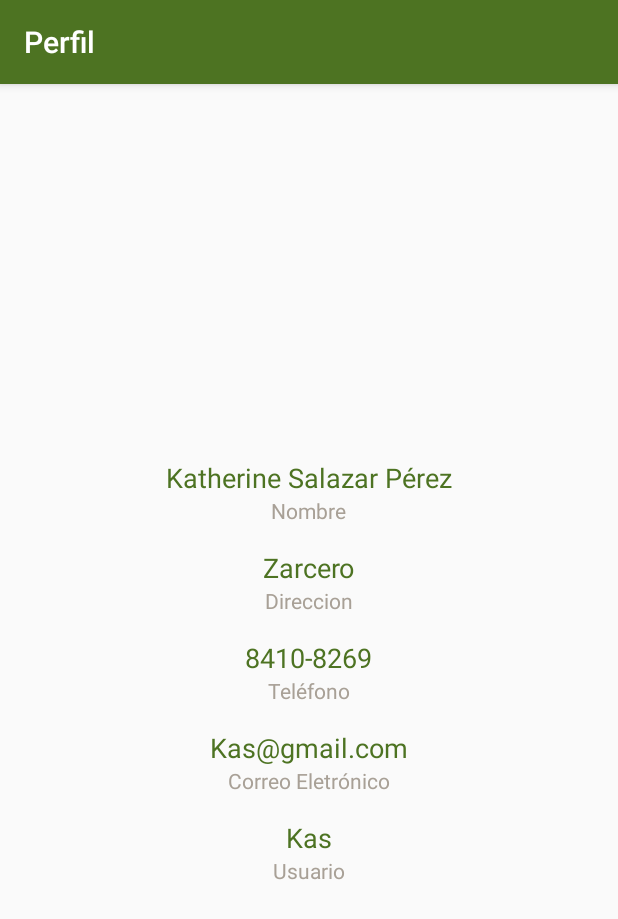
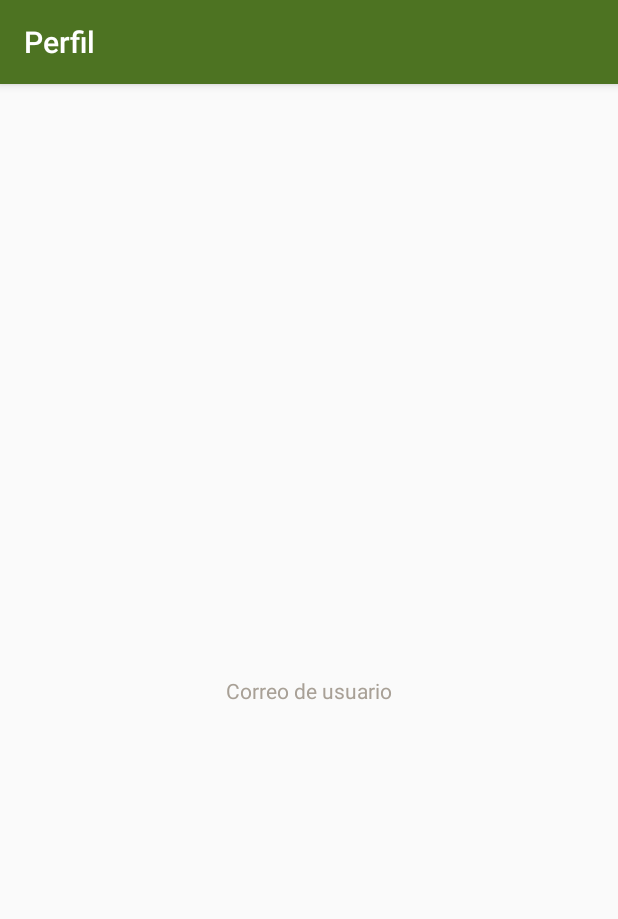
Before and after one commit to angelomedina/TerraSanaApp, an Android app: the CatalogoActivity screen opened directly, with no data from a screen before it, in the options menu, after a tap on "Perfil", on a phone screen of 412 x 824 dp. Shown: the top 919 px of the screen. Run offline under Robolectric (Android 15) with nearby library versions, the phone set to English and light mode, and no system bars; our stand-ins replace Firebase (no records; nobody signed in at launch, a user with empty details on screens opened directly), Picasso.

Commit message:
Actualizacion
PerfilActivity, MapActivity, HistorialActivity,CatalogoActivity, ListaCompraActivity

```diff
--- a/TerraSana/app/src/debug/res/values/google_maps_api.xml
+++ b/TerraSana/app/src/debug/res/values/google_maps_api.xml
@@ -20,5 +20,5 @@
     Once you have your key (it starts with "AIza"), replace the "google_maps_key"
     string in this file.
     -->
-    <string name="google_maps_key" templateMergeStrategy="preserve" translatable="false">AIzaSyA8m0HfvWkyBg3KHLN5q2HbmozvKhXbXQY</string>
+    <string name="google_maps_key" templateMergeStrategy="preserve" translatable="false">AIzaSyD3k6i2mVhY0t1VTLxeH8jPjGEet-lolqM</string>
 </resources>
--- a/TerraSana/app/src/main/AndroidManifest.xml
+++ b/TerraSana/app/src/main/AndroidManifest.xml
@@ -54,7 +54,7 @@
         -->
         <meta-data
             android:name="com.google.android.geo.API_KEY"
-            android:value="AIzaSyC40G40bS0V8TaGvgtzY738Z752wJ16uqw" />
+            android:value="AIzaSyD3k6i2mVhY0t1VTLxeH8jPjGEet-lolqM" />
 
         <activity
             android:name=".MapsActivity"
--- a/TerraSana/app/src/main/java/com/example/katty/terrasana/ListaCompra.java
+++ b/TerraSana/app/src/main/java/com/example/katty/terrasana/ListaCompra.java
@@ -1,16 +1,10 @@
 package com.example.katty.terrasana;
 
-import android.content.Context;
 import android.content.DialogInterface;
 import android.content.Intent;
-import android.content.pm.PackageManager;
-import android.location.LocationListener;
-import android.location.LocationManager;
 import android.os.Bundle;
 import android.support.annotation.NonNull;
 import android.support.annotation.Nullable;
-import android.support.v4.app.ActivityCompat;
-import android.support.v4.content.ContextCompat;
 import android.support.v7.app.AlertDialog;
 import android.support.v7.app.AppCompatActivity;
 import android.util.Log;
@@ -24,7 +18,6 @@ import android.widget.TextView;
 
 import com.example.katty.terrasana.objetos.Compra;
 import com.example.katty.terrasana.objetos.Pedido;
-import com.google.android.gms.maps.GoogleMap;
 import com.google.android.gms.maps.model.LatLng;
 import com.google.firebase.database.DataSnapshot;
 import com.google.firebase.database.DatabaseError;
@@ -42,7 +35,7 @@ public class ListaCompra extends AppCompatActivity implements View.OnClickListen
     private static final String TAGLOG = "firebase-db";
 
     Button  btnConfirmar,btnMapa;
-    TextView txtTotal,txtUbicacion;
+    public static TextView txtTotal,txtUbicacion;
     LatLng miUbicacion;
 
 
@@ -132,7 +125,7 @@ public class ListaCompra extends AppCompatActivity implements View.OnClickListen
         FirebaseDatabase database = FirebaseDatabase.getInstance();
         final DatabaseReference ref      = database.getReference("Compra");
 
-        Compra compra = new Compra(lista,montoTotal,"preuba",email,"prueba");
+        Compra compra = new Compra(lista,montoTotal,txtUbicacion.getText().toString(),email,"prueba");
         ref.child("Compra").push().setValue(compra);
 
         mensaje("Compra realizada");
--- a/TerraSana/app/src/main/java/com/example/katty/terrasana/PerfilActivity.java
+++ b/TerraSana/app/src/main/java/com/example/katty/terrasana/PerfilActivity.java
@@ -3,6 +3,8 @@ package com.example.katty.terrasana;
 import android.support.v7.app.AppCompatActivity;
 import android.os.Bundle;
 import android.widget.TextView;
+
+import com.google.firebase.auth.FirebaseAuth;
 
 public class PerfilActivity extends AppCompatActivity {
 
@@ -17,14 +19,7 @@ public class PerfilActivity extends AppCompatActivity {
         setContentView(R.layout.activity_perfil);
 
         TextView nombre = findViewById(R.id.nombre);
-        nombre.setText("Katherine Salazar Pérez");
-        TextView direccion = findViewById(R.id.direccion);
-        direccion.setText("Zarcero");
-        TextView telefono = findViewById(R.id.telefono);
-        telefono.setText("8410-8269");
-        TextView correoE = findViewById(R.id.correoE);
-        correoE.setText("Kas@gmail.com");
-        TextView usuario = findViewById(R.id.usuario);
-        usuario.setText("Kas");
+        nombre.setText(FirebaseAuth.getInstance().getCurrentUser().getEmail().toString());
+
     }
 }
--- a/TerraSana/app/src/main/res/layout/activity_perfil.xml
+++ b/TerraSana/app/src/main/res/layout/activity_perfil.xml
@@ -14,27 +14,8 @@
         android:orientation="vertical">
 
 
-    <TextView
-        android:id="@+id/nombre"
-        android:layout_width="wrap_content"
-        android:layout_height="wrap_content"
-        android:textColor="@color/colorPrimary"
-        android:layout_gravity="center_horizontal"
-        android:text="Ka"
-        android:textSize="18dp"
-        android:layout_marginTop="16dp"/>
-
         <TextView
-            android:id="@+id/nombre2"
-            android:layout_width="wrap_content"
-            android:layout_height="wrap_content"
-            android:textColor="@color/colorPrimaryDark"
-            android:layout_gravity="center_horizontal"
-            android:text="Nombre"
-            android:textSize="14dp"/>
-
-        <TextView
-            android:id="@+id/direccion"
+            android:id="@+id/nombre"
             android:layout_width="wrap_content"
             android:layout_height="wrap_content"
             android:textColor="@color/colorPrimary"
@@ -44,69 +25,13 @@
             android:layout_marginTop="16dp"/>
 
         <TextView
-            android:id="@+id/direccion2"
+            android:id="@+id/nombre2"
             android:layout_width="wrap_content"
             android:layout_height="wrap_content"
+            android:layout_gravity="center_horizontal"
+            android:text="Correo de usuario"
             android:textColor="@color/colorPrimaryDark"
-            android:layout_gravity="center_horizontal"
-            android:text="Direccion"
-            android:textSize="14dp"/>
+            android:textSize="14dp" />
 
-        <TextView
-            android:id="@+id/telefono"
-            android:layout_width="wrap_content"
-            android:layout_height="wrap_content"
-            android:textColor="@color/colorPrimary"
-            android:layout_gravity="center_horizontal"
-            android:text="Ka"
-            android:textSize="18dp"
-            android:layout_marginTop="16dp"/>
-
-        <TextView
-            android:id="@+id/telefono2"
-            android:layout_width="wrap_content"
-            android:layout_height="wrap_content"
-            android:textColor="@color/colorPrimaryDark"
-            android:layout_gravity="center_horizontal"
-            android:text="Teléfono"
-            android:textSize="14dp"/>
-
-        <TextView
-            android:id="@+id/correoE"
-            android:layout_width="wrap_content"
-            android:layout_height="wrap_content"
-            android:textColor="@color/colorPrimary"
-            android:layout_gravity="center_horizontal"
-            android:text="Ka"
-            android:textSize="18dp"
-            android:layout_marginTop="16dp"/>
-
-        <TextView
-            android:id="@+id/correoE2"
-            android:layout_width="wrap_content"
-            android:layout_height="wrap_content"
-            android:textColor="@color/colorPrimaryDark"
-            android:layout_gravity="center_horizontal"
-            android:text="Correo Eletrónico"
-            android:textSize="14dp"/>
-
-        <TextView
-            android:id="@+id/usuario"
-            android:layout_width="wrap_content"
-            android:layout_height="wrap_content"
-            android:textColor="@color/colorPrimary"
-            android:layout_gravity="center_horizontal"
-            android:text="Ka"
-            android:textSize="18dp"
-            android:layout_marginTop="16dp"/>
-
-        <TextView
-            android:id="@+id/usuaiio2"
-            android:layout_width="wrap_content"
-            android:layout_height="wrap_content"
-            android:textColor="@color/colorPrimaryDark"
-            android:layout_gravity="center_horizontal"
-            android:text="Usuario"
-            android:textSize="14dp"/>
     </LinearLayout>
 </LinearLayout>
--- a/TerraSana/app/src/main/res/menu/catalogo.xml
+++ b/TerraSana/app/src/main/res/menu/catalogo.xml
@@ -22,6 +22,11 @@
     android:title=""
     app:showAsAction="ifRoom" />
 
+    <item
+        android:id="@+id/cerrarsesion"
+        android:orderInCategory="3"
+        android:title="cerrarsesion"
+        app:showAsAction="never"/>
 
 <item
     android:id="@+id/perfil"
@@ -33,4 +38,6 @@
     android:orderInCategory="2"
     android:title="@string/historial"
     app:showAsAction="never" />
+
+
 </menu>
--- a/TerraSana/app/src/main/res/values/strings.xml
+++ b/TerraSana/app/src/main/res/values/strings.xml
@@ -47,5 +47,6 @@
     <string name="hello_blank_fragment">Hello blank fragment</string>
     <string name="title_activity_maps">Map</string>
     <string name="title_activity_map_ubication">Map</string>
+    <string name="cerrarsesion">Cerrar Sesión</string>
 
 </resources>
```
Also changed, not shown: TerraSana/app/src/main/java/com/example/katty/terrasana/CatalogoActivity.java (+5 -2 lines), TerraSana/app/src/main/java/com/example/katty/terrasana/HistorialActivity.java (+34 -28 lines), TerraSana/app/src/main/java/com/example/katty/terrasana/MapsActivity.java (+13 -3 lines), TerraSana/app/src/main/res/layout/activity_historial.xml (+11 -5 lines).
